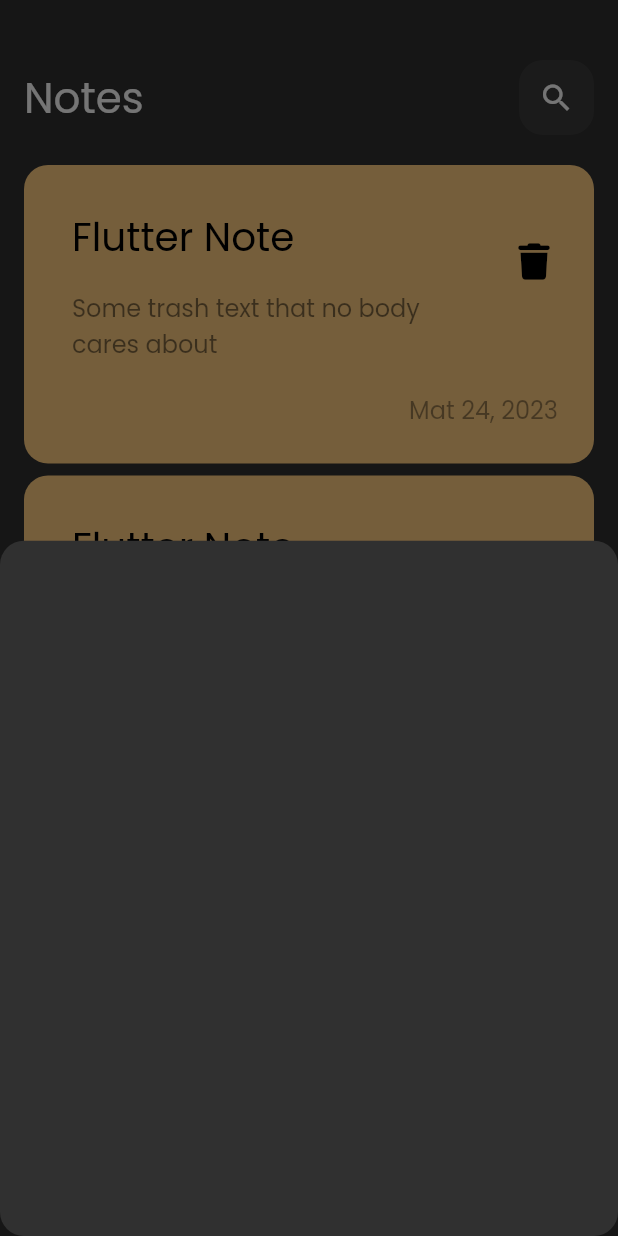
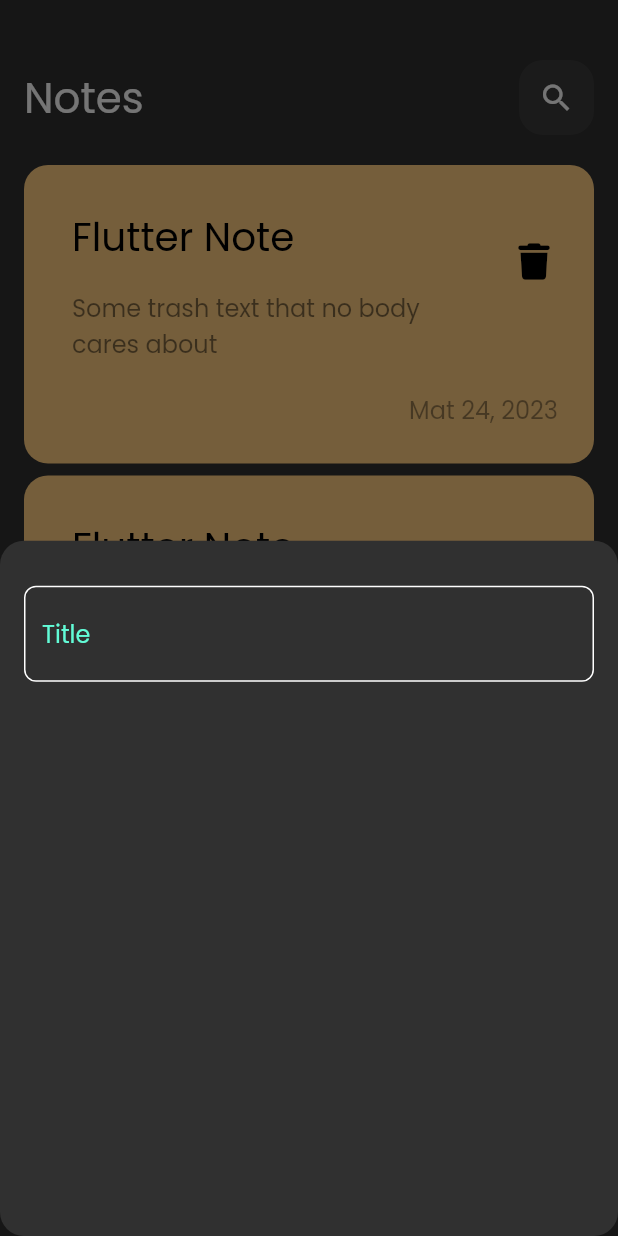
Before and after one commit to Abd-HM/Notes-App, a Flutter app: the screen it shows after launch, after a tap on the "add" icon, on a phone screen of 412 x 824 dp. Run offline on Flutter 3.47's test engine with Material 2 defaults, Android fonts, the phone set to English and light mode, and no system bars; our stand-ins replace font_awesome_flutter.

Commit message:
create custome text field

```diff
--- /dev/null
+++ b/lib/constants.dart
@@ -0,0 +1,3 @@
+import 'package:flutter/material.dart';
+
+const kPrimaryColor = Color(0xff62FCD7);
--- a/lib/views/widgets/add_note_button_sheet.dart
+++ b/lib/views/widgets/add_note_button_sheet.dart
@@ -1,10 +1,21 @@
 import 'package:flutter/material.dart';
+import 'package:notes_app/views/widgets/custome_text_field.dart';
 
 class AddNoteButtonSheet extends StatelessWidget {
   const AddNoteButtonSheet({super.key});
 
   @override
   Widget build(BuildContext context) {
-    return Container();
+    return const Padding(
+      padding: EdgeInsets.symmetric(horizontal: 16.0),
+      child: Column(
+        children: [
+          SizedBox(
+            height: 30,
+          ),
+          CustomeTextField(),
+        ],
+      ),
+    );
   }
 }
--- /dev/null
+++ b/lib/views/widgets/custome_text_field.dart
@@ -0,0 +1,29 @@
+import 'package:flutter/material.dart';
+import 'package:notes_app/constants.dart';
+
+class CustomeTextField extends StatelessWidget {
+  const CustomeTextField({super.key});
+
+  @override
+  Widget build(BuildContext context) {
+    return TextField(
+      cursorColor: kPrimaryColor,
+      decoration: InputDecoration(
+        hintText: 'Title',
+        hintStyle: const TextStyle(color: kPrimaryColor),
+        border: buildBorder(),
+        enabledBorder: buildBorder(),
+        focusedBorder: buildBorder(kPrimaryColor),
+      ),
+    );
+  }
+
+  OutlineInputBorder buildBorder([color]) {
+    return OutlineInputBorder(
+      borderRadius: BorderRadius.circular(8),
+      borderSide: BorderSide(
+        color: color ?? Colors.white,
+      ),
+    );
+  }
+}
```
